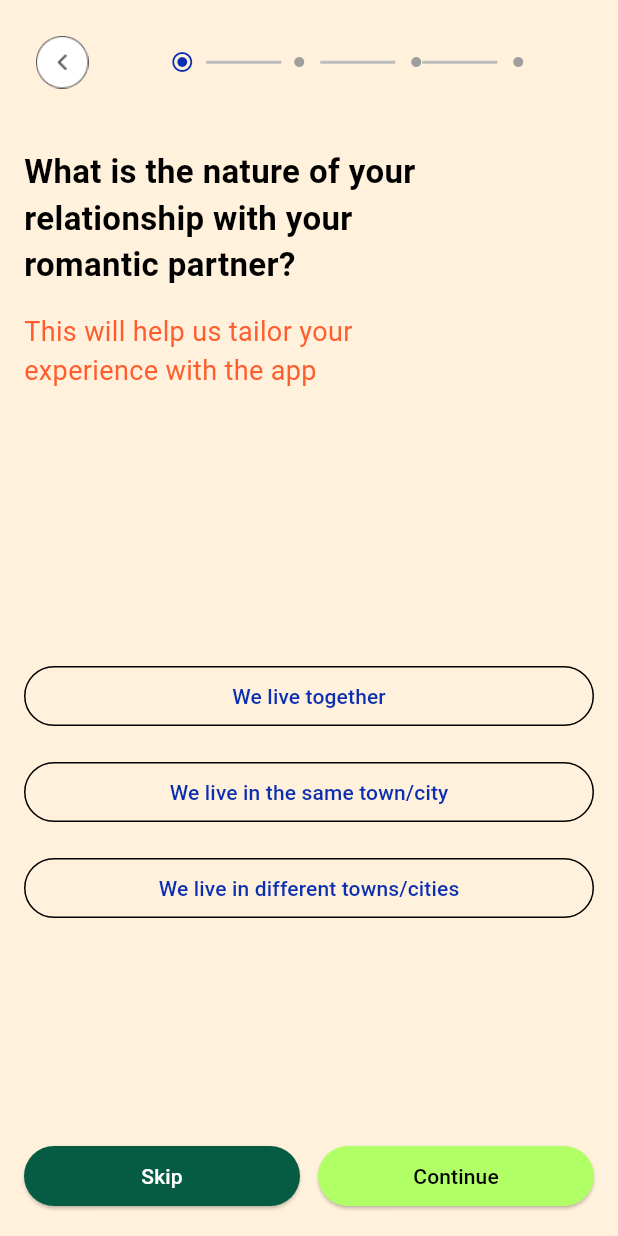
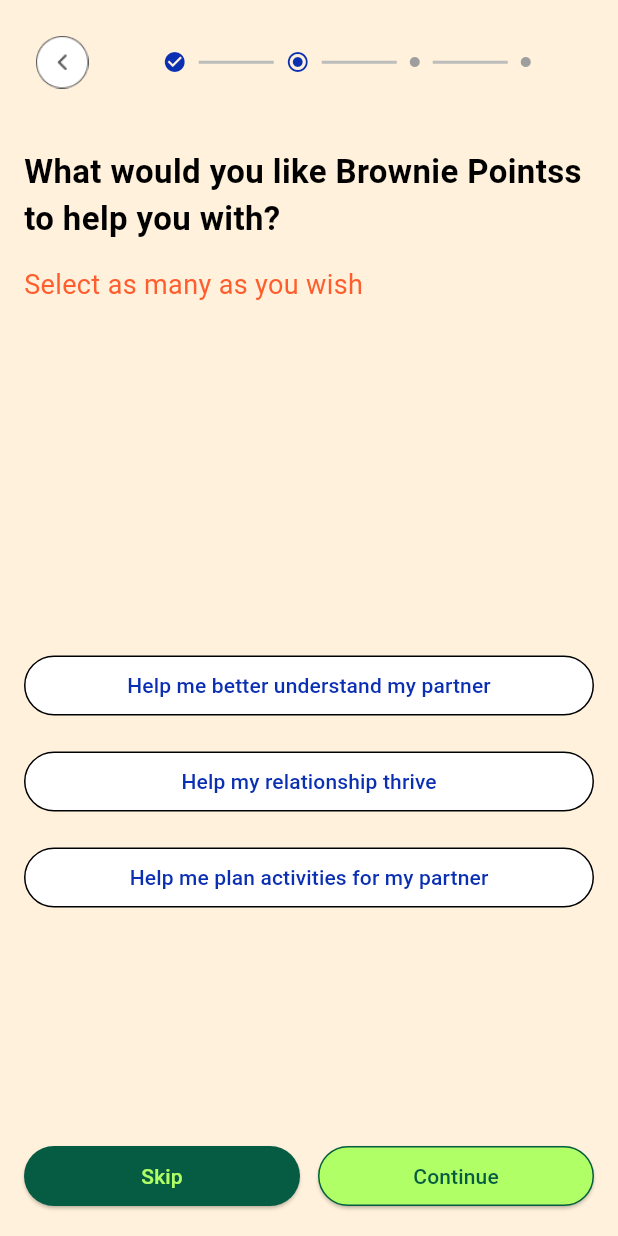
Before and after one commit to dipti12-tech/BrownieApp, a Flutter app: the OnBoardingStart screen opened directly, after a tap on "Continue", on a phone screen of 412 x 824 dp. Run offline on Flutter 3.47's test engine with Material 3 defaults, Android fonts, the phone set to English and light mode, and no system bars; our stand-ins replace google_fonts.

Commit message:
all Questionarie  screen done.

```diff
--- a/lib/utils/appstring.dart
+++ b/lib/utils/appstring.dart
@@ -11,6 +11,24 @@ static const String answelive= "We live together";
 static const String anstowncity= "We live in the same town/city";
 static const String anstownscities= "We live in different towns/cities";
 static const String skip= "Skip";
+static const String questiontext4= "What would you like Brownie Pointss to help you with?";
+static const String questiontext5= "Select as many as you wish";
+static const String ansmypartner= "Help me better understand my partner";
+static const String ansrealtionship= "Help my relationship thrive";
+static const String ansplans= "Help me plan activities for my partner";
+
+static const String questionstep4= "Who do you want to share \n your posts and updates with?";
+static const String questionstep5= " You control who sees your \n feed only your partner,\n your friends, or everyone";
+static const String questionstep6="(Your partner selected:\nOnly my partner)";
+static const String ansonlymypartner= "Only my partner";
+static const String ansmyfriends= "My partner  and my friends";
+static const String anseveryone= "Everyone";
+
+static const String questioninvite5= "Invite your partner to join \n you on the app";
+static const String questioninvite6= "We will send them an \n invitation to sign up for a \n Brownie Pointss account";
+static const String theirFirstName="* Their First Name";
+static const String theirLastname= "* Their Last Name";
+static const String theiremailaddress= "* Their Email Address";
 
 
 }
--- a/lib/views/AccountCreation.dart
+++ b/lib/views/AccountCreation.dart
@@ -73,7 +73,7 @@ class _AccountCreationState extends State<AccountCreation> {
                       width: 130,
                       child: Image.asset(
                         'assets/images/splashscreenart.png',
-                        fit: BoxFit.cover,
+                        fit: BoxFit.fitHeight,
                       ),
                     ),
                   ],
@@ -193,7 +193,7 @@ class _AccountCreationState extends State<AccountCreation> {
                   child: CustomButton(
                     text: 'Continue',
                     backgroundColor: AppColors.btnGetstarted,
-                    textColor: Colors.black,
+                    textColor: AppColors.btnInvite,
                     onPressed: () {
                       Navigator.push(
                         context,
--- a/lib/views/OnBoardingSecond.dart
+++ b/lib/views/OnBoardingSecond.dart
@@ -0,0 +1,145 @@
+import 'package:browniepoints/views/OnBoardingThird.dart';
+import 'package:flutter/cupertino.dart';
+import 'package:flutter/material.dart';
+import 'package:google_fonts/google_fonts.dart';
+import '../utils/appstring.dart';
+import '../utils/colors.dart';
+import '../widgets/CustomButtonQuestionaries.dart';
+
+class OnBoardingSecond extends StatefulWidget {
+  @override
+  _OnBoardingSecondState createState() => _OnBoardingSecondState();
+}
+
+class _OnBoardingSecondState extends State<OnBoardingSecond> {
+  @override
+  Widget build(BuildContext context) {
+    return Scaffold(
+      backgroundColor: AppColors.onboardingBg,
+      body: SafeArea(
+        child: Padding(
+          padding: const EdgeInsets.all(16),
+          child: Column(
+            crossAxisAlignment: CrossAxisAlignment.start,
+            children: [
+              Row(
+                children: [
+                  IconButton(
+                    icon: Image.asset(
+                      'assets/images/backbutton.png', // <-- your image path
+                      width: 35,
+                      height: 35,
+                    ),
+                    onPressed: () {},
+                  ),
+
+                  Expanded(
+                    child: Row(
+                      mainAxisAlignment: MainAxisAlignment.center,
+                      children: [
+                        Icon(Icons.check_circle, color: AppColors.splashBg, size: 16),
+                        const SizedBox(width: 8),
+                        Container(height: 2, width: 50, color: Colors.grey[400]),
+                        const SizedBox(width: 8),
+                        const Icon(Icons.radio_button_checked_rounded, color:AppColors.splashBg, size: 16),
+                        const SizedBox(width: 8),
+                        Container(height: 2, width: 50, color: Colors.grey[400]),
+                        const SizedBox(width: 8),
+                        const Icon(Icons.circle, color: Colors.grey, size: 8),
+                        const SizedBox(width: 8),
+                        Container(height: 2, width: 50, color: Colors.grey[400]),
+                        const SizedBox(width: 8),
+                        const Icon(Icons.circle, color: Colors.grey, size: 8),
+                      ],
+                    ),
+                  )
+                  ,
+                ],
+              ),
+              const SizedBox(height: 32),
+              Text(
+                AppStrings.questiontext4,
+                style: GoogleFonts.roboto(
+                  fontSize: 22,
+                  fontWeight: FontWeight.w600,
+                  color: Colors.black,
+                ),
+              ),
+              const SizedBox(height: 16),
+
+              Text(
+                AppStrings.questiontext5,
+                style: GoogleFonts.roboto(
+                  fontSize: 18,
+                  color: AppColors.onboardingTextColor,
+                ),
+              ),
+
+              const SizedBox(height: 230),
+
+              CustomButtonQuestionaries(text: AppStrings.ansmypartner),
+              const SizedBox(height: 16),
+              CustomButtonQuestionaries(text: AppStrings.ansrealtionship),
+              const SizedBox(height: 16),
+              CustomButtonQuestionaries(text: AppStrings.ansplans),
+
+              const Spacer(),
+
+              Row(
+                children: [
+                  Expanded(
+                    child: ElevatedButton(
+                      onPressed: () {},
+                      style: ElevatedButton.styleFrom(
+                        backgroundColor: AppColors.btnInvite,
+                        shape: RoundedRectangleBorder(
+                          borderRadius: BorderRadius.circular(20),
+                        ),
+                        padding: const EdgeInsets.symmetric(vertical: 5),
+                      ),
+                      child: Text(
+                        AppStrings.skip,
+                        style: GoogleFonts.roboto(
+                          color: AppColors.btnGetstarted,
+                          fontSize: 14,
+                        ),
+                      ),
+                    ),
+                  ),
+                  const SizedBox(width: 12),
+                  Expanded(
+                    child: ElevatedButton(
+                      onPressed: () {
+                        Navigator.push(
+                          context,
+                          MaterialPageRoute(builder: (context) => OnBoardingThird()),
+                        );
+                      },
+                      style: ElevatedButton.styleFrom(
+                        backgroundColor: AppColors.btnGetstarted,
+                        shape: RoundedRectangleBorder(
+                          borderRadius: BorderRadius.circular(20),
+                          side: BorderSide(
+                            color: AppColors.btnInvite,
+                          ),
+                        ),
+                        padding: const EdgeInsets.symmetric(vertical: 5),
+                      ),
+                      child: Text(
+                        AppStrings.btncontinue,
+                        style: GoogleFonts.roboto(
+                          color: AppColors.btnInvite,
+                          fontSize: 14,
+                        ),
+                      ),
+                    ),
+                  ),
+                ],
+              ),
+            ],
+          ),
+        ),
+      ),
+    );
+  }
+}
--- a/lib/views/OnBoardingStart.dart
+++ b/lib/views/OnBoardingStart.dart
@@ -1,5 +1,6 @@
 import 'package:browniepoints/utils/appstring.dart';
 import 'package:browniepoints/utils/colors.dart';
+import 'package:browniepoints/views/OnBoardingSecond.dart';
 import 'package:browniepoints/widgets/CustomButtonQuestionaries.dart';
 import 'package:flutter/material.dart';
 import 'package:google_fonts/google_fonts.dart';
@@ -35,33 +36,23 @@ class OnBoardingStart extends  StatefulWidget{
                       child: Row(
                         mainAxisAlignment: MainAxisAlignment.center,
                         children: [
-                          Icon(Icons.radio_button_checked_sharp, color:AppColors.splashBg, size: 16),
+                          Icon(Icons.radio_button_checked_sharp, color: AppColors.splashBg, size: 16),
                           const SizedBox(width: 8),
-                          Container(
-                            height: 2,
-                            width: 50,
-                            color: Colors.grey[400],
-                          ),
+                          Container(height: 2, width: 50, color: Colors.grey[400]),
                           const SizedBox(width: 8),
                           const Icon(Icons.circle, color: Colors.grey, size: 8),
-                          const SizedBox(width: 10),
-                          Container(
-                            height: 2,
-                            width: 50,
-                            color: Colors.grey[400],
-                          ),
-                          const SizedBox(width: 10),
+                          const SizedBox(width: 8),
+                          Container(height: 2, width: 50, color: Colors.grey[400]),
+                          const SizedBox(width: 8),
                           const Icon(Icons.circle, color: Colors.grey, size: 8),
-                          Container(
-                            height: 2,
-                            width: 50,
-                            color: Colors.grey[400],
-                          ),
-                          const SizedBox(width: 10),
+                          const SizedBox(width: 8),
+                          Container(height: 2, width: 50, color: Colors.grey[400]),
+                          const SizedBox(width: 8),
                           const Icon(Icons.circle, color: Colors.grey, size: 8),
                         ],
                       ),
                     ),
+
                   ],
                 ),
                 const SizedBox(height: 32),
@@ -102,13 +93,16 @@ class OnBoardingStart extends  StatefulWidget{
                           backgroundColor: AppColors.btnInvite,
                           shape: RoundedRectangleBorder(
                             borderRadius: BorderRadius.circular(20),
+                            side: BorderSide(
+                              color: AppColors.btnInvite,
+                            ),
                           ),
                           padding: const EdgeInsets.symmetric(vertical: 5),
                         ),
                         child: Text(
                          AppStrings.skip,
                           style: GoogleFonts.roboto(
-                            color: Colors.white,
+                            color: AppColors.btnGetstarted,
                             fontSize: 14,
                           ),
                         ),
@@ -117,18 +111,27 @@ class OnBoardingStart extends  StatefulWidget{
                     const SizedBox(width: 12),
                     Expanded(
                       child: ElevatedButton(
-                        onPressed: () {},
+                        onPressed: () {
+                          Navigator.push(
+                            context,
+                            MaterialPageRoute(builder: (context) => OnBoardingSecond()),
+                          );
+                        },
                         style: ElevatedButton.styleFrom(
                           backgroundColor: AppColors.btnGetstarted,
                           shape: RoundedRectangleBorder(
                             borderRadius: BorderRadius.circular(20),
+                            side: BorderSide(
+                              color: AppColors.btnInvite,
+
+                            )
                           ),
                           padding: const EdgeInsets.symmetric(vertical: 5),
                         ),
                         child: Text(
                           AppStrings.btncontinue,
                           style: GoogleFonts.roboto(
-                            color: Colors.black,
+                            color: AppColors.btnInvite,
                             fontSize: 14,
                           ),
                         ),
--- a/lib/views/WelcomeScreen.dart
+++ b/lib/views/WelcomeScreen.dart
@@ -62,7 +62,7 @@ class WelcomeScreen extends StatelessWidget {
                     child: CustomButton(
                       text: 'Get Started',
                       backgroundColor: AppColors.btnGetstarted,
-                      textColor: Colors.black,
+                      textColor: AppColors.btnInvite,
                       onPressed: () {
                         Navigator.push(
                           context,
@@ -77,7 +77,7 @@ class WelcomeScreen extends StatelessWidget {
                     child: CustomButton(
                       text: 'I Have an Invitation Code',
                       backgroundColor: AppColors.btnInvite,
-                      textColor: Colors.white,
+                      textColor: AppColors.btnGetstarted,
                       onPressed: () {
                         Navigator.push(
                           context,
--- a/lib/widgets/CustomButton.dart
+++ b/lib/widgets/CustomButton.dart
@@ -30,11 +30,11 @@ class CustomButton extends StatelessWidget {
             borderRadius: BorderRadius.circular(30),
             side:  BorderSide(color: AppColors.btnInvite, width: 1.0),
           ),
-          elevation: 0, // Optional: Set to 0 for flat look
+          elevation: 0,
         ),
         child: Text(
           text,
-          style: const TextStyle(fontSize: 16),
+          style: const TextStyle(fontSize: 14),
         ),
       ),
     );
--- a/lib/widgets/CustomButtonQuestionaries.dart
+++ b/lib/widgets/CustomButtonQuestionaries.dart
@@ -23,6 +23,7 @@ class CustomButtonQuestionaries extends StatelessWidget {
         style: OutlinedButton.styleFrom(
           padding: const EdgeInsets.symmetric(vertical: 10),
           side: const BorderSide(color: Colors.black),
+          backgroundColor: Colors.white,
           shape: RoundedRectangleBorder(
             borderRadius: BorderRadius.circular(25),
           ),
--- a/lib/widgets/CustomLabel.dart
+++ b/lib/widgets/CustomLabel.dart
@@ -11,7 +11,7 @@ class CustomLabel extends StatelessWidget {
       text,
       style: const TextStyle(
         fontSize: 14,
-        color: Colors.black,
+        color: Color(0xFF5C5C5C),
       ),
     );
   }
```
Also changed, not shown: lib/views/LoginScreen.dart (+50 -79 lines), lib/views/LoginScreenNew.dart (+4 -3 lines), lib/views/OnBoardingFour.dart (+192 -0 lines), lib/views/OnBoardingThird.dart (+157 -0 lines), lib/widgets/CustomInviteField.dart (added, +30 -0 lines).
